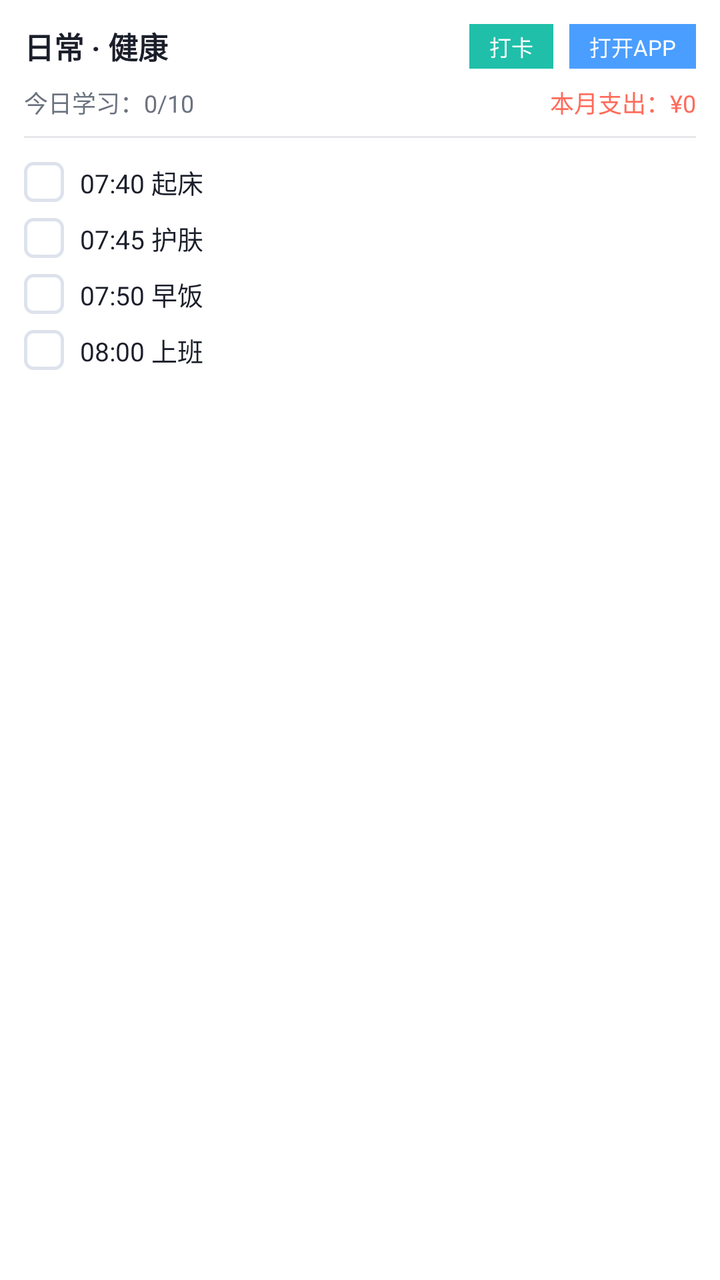
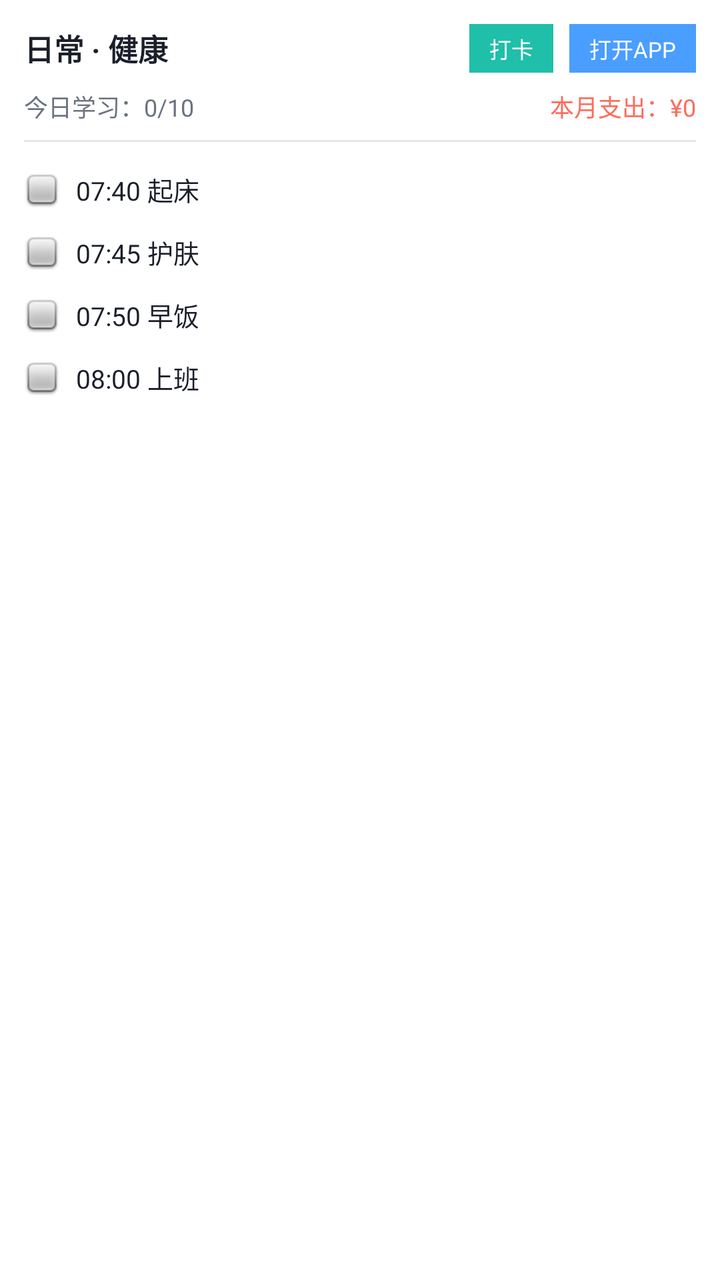

An Android layout rendered at two revisions. The XML below is the earlier revision; the diff shows what the commit changed to produce the second picture.
<!-- AndroidManifest.xml: application theme Theme.AppCompat.Light.NoActionBar -->
<!-- res/layout/widget_health_card.xml -->
<?xml version="1.0" encoding="utf-8"?>
<LinearLayout xmlns:android="http://schemas.android.com/apk/res/android"
    android:layout_width="match_parent"
    android:layout_height="match_parent"
    android:background="#FFFFFF"
    android:padding="12dp"
    android:orientation="vertical">

    
    <LinearLayout
        android:layout_width="match_parent"
        android:layout_height="wrap_content"
        android:orientation="horizontal"
        android:gravity="center_vertical">
        
        <TextView
            android:layout_width="0dp"
            android:layout_weight="1"
            android:layout_height="wrap_content"
            android:text="日常 · 健康"
            android:textColor="#1B1F2A"
            android:textSize="15sp"
            android:textStyle="bold" />

        <TextView
            android:id="@+id/widget_btn_checkin"
            android:layout_width="wrap_content"
            android:layout_height="wrap_content"
            android:text="打卡"
            android:background="#1FBFA9"
            android:paddingLeft="10dp"
            android:paddingRight="10dp"
            android:paddingTop="3dp"
            android:paddingBottom="3dp"
            android:textColor="#FFFFFF"
            android:textSize="11sp"
            android:layout_marginRight="8dp"/>
            
        <TextView
            android:id="@+id/widget_btn_open_app"
            android:layout_width="wrap_content"
            android:layout_height="wrap_content"
            android:text="打开APP"
            android:background="#4A9EFF"
            android:paddingLeft="10dp"
            android:paddingRight="10dp"
            android:paddingTop="3dp"
            android:paddingBottom="3dp"
            android:textColor="#FFFFFF"
            android:textSize="11sp" />
    </LinearLayout>

    
    <LinearLayout
        android:layout_width="match_parent"
        android:layout_height="wrap_content"
        android:orientation="horizontal"
        android:layout_marginTop="8dp">
        <TextView
            android:id="@+id/widget_progress"
            android:layout_width="0dp"
            android:layout_weight="1"
            android:layout_height="wrap_content"
            android:text="今日学习：0/10"
            android:textColor="#6b7280"
            android:textSize="12sp" />
        <TextView
            android:id="@+id/widget_expense"
            android:layout_width="wrap_content"
            android:layout_height="wrap_content"
            android:text="本月支出：¥0"
            android:textColor="#FF6B5B"
            android:textSize="12sp" />
    </LinearLayout>

    <View
        android:layout_width="match_parent"
        android:layout_height="1dp"
        android:background="#E5E7EB"
        android:layout_marginTop="8dp"
        android:layout_marginBottom="8dp" />

    
    <LinearLayout
        android:id="@+id/widget_item_1_layout"
        android:layout_width="match_parent"
        android:layout_height="wrap_content"
        android:orientation="horizontal"
        android:gravity="center_vertical"
        android:paddingTop="4dp"
        android:paddingBottom="4dp">
        <ImageView
            android:id="@+id/widget_item_1_check"
            android:layout_width="20dp"
            android:layout_height="20dp"
            android:src="@drawable/widget_checkbox_bg" />
        <TextView
            android:id="@+id/widget_item_1_text"
            android:layout_width="0dp"
            android:layout_weight="1"
            android:layout_height="wrap_content"
            android:layout_marginLeft="8dp"
            android:text="07:40 起床"
            android:textColor="#1B1F2A"
            android:textSize="13sp" />
    </LinearLayout>

    
    <LinearLayout
        android:id="@+id/widget_item_2_layout"
        android:layout_width="match_parent"
        android:layout_height="wrap_content"
        android:orientation="horizontal"
        android:gravity="center_vertical"
        android:paddingTop="4dp"
        android:paddingBottom="4dp">
        <ImageView
            android:id="@+id/widget_item_2_check"
            android:layout_width="20dp"
            android:layout_height="20dp"
            android:src="@drawable/widget_checkbox_bg" />
        <TextView
            android:id="@+id/widget_item_2_text"
            android:layout_width="0dp"
            android:layout_weight="1"
            android:layout_height="wrap_content"
            android:layout_marginLeft="8dp"
            android:text="07:45 护肤"
            android:textColor="#1B1F2A"
            android:textSize="13sp" />
    </LinearLayout>

    
    <LinearLayout
        android:id="@+id/widget_item_3_layout"
        android:layout_width="match_parent"
        android:layout_height="wrap_content"
        android:orientation="horizontal"
        android:gravity="center_vertical"
        android:paddingTop="4dp"
        android:paddingBottom="4dp">
        <ImageView
            android:id="@+id/widget_item_3_check"
            android:layout_width="20dp"
            android:layout_height="20dp"
            android:src="@drawable/widget_checkbox_bg" />
        <TextView
            android:id="@+id/widget_item_3_text"
            android:layout_width="0dp"
            android:layout_weight="1"
            android:layout_height="wrap_content"
            android:layout_marginLeft="8dp"
            android:text="07:50 早饭"
            android:textColor="#1B1F2A"
            android:textSize="13sp" />
    </LinearLayout>

    
    <LinearLayout
        android:id="@+id/widget_item_4_layout"
        android:layout_width="match_parent"
        android:layout_height="wrap_content"
        android:orientation="horizontal"
        android:gravity="center_vertical"
        android:paddingTop="4dp"
        android:paddingBottom="4dp">
        <ImageView
            android:id="@+id/widget_item_4_check"
            android:layout_width="20dp"
            android:layout_height="20dp"
            android:src="@drawable/widget_checkbox_bg" />
        <TextView
            android:id="@+id/widget_item_4_text"
            android:layout_width="0dp"
            android:layout_weight="1"
            android:layout_height="wrap_content"
            android:layout_marginLeft="8dp"
            android:text="08:00 上班"
            android:textColor="#1B1F2A"
            android:textSize="13sp" />
    </LinearLayout>
</LinearLayout>
<!-- resources referenced by this layout -->
<resources>
  <!-- drawable widget_checkbox_bg (drawable) -->
  <?xml version="1.0" encoding="utf-8"?>
  <shape xmlns:android="http://schemas.android.com/apk/res/android"
      android:shape="rectangle">
      <solid android:color="#FFFFFF" />
      <stroke android:width="1.5dp" android:color="#DDE2EC" />
      <corners android:radius="4dp" />
  </shape>
</resources>

<!-- the commit's change to res/layout/widget_health_card.xml (unified diff, before → after) -->
@@ -30,8 +30,8 @@
             android:background="#1FBFA9"
             android:paddingLeft="10dp"
             android:paddingRight="10dp"
-            android:paddingTop="3dp"
-            android:paddingBottom="3dp"
+            android:paddingTop="4dp"
+            android:paddingBottom="4dp"
             android:textColor="#FFFFFF"
             android:textSize="11sp"
             android:layout_marginRight="8dp"/>
@@ -44,8 +44,8 @@
             android:background="#4A9EFF"
             android:paddingLeft="10dp"
             android:paddingRight="10dp"
-            android:paddingTop="3dp"
-            android:paddingBottom="3dp"
+            android:paddingTop="4dp"
+            android:paddingBottom="4dp"
             android:textColor="#FFFFFF"
             android:textSize="11sp" />
     </LinearLayout>
@@ -73,7 +73,8 @@
             android:textSize="12sp" />
     </LinearLayout>
 
-    <View
+    
+    <TextView
         android:layout_width="match_parent"
         android:layout_height="1dp"
         android:background="#E5E7EB"
@@ -87,13 +88,13 @@
         android:layout_height="wrap_content"
         android:orientation="horizontal"
         android:gravity="center_vertical"
-        android:paddingTop="4dp"
-        android:paddingBottom="4dp">
+        android:paddingTop="6dp"
+        android:paddingBottom="6dp">
         <ImageView
             android:id="@+id/widget_item_1_check"
-            android:layout_width="20dp"
-            android:layout_height="20dp"
-            android:src="@drawable/widget_checkbox_bg" />
+            android:layout_width="18dp"
+            android:layout_height="18dp"
+            android:src="@android:drawable/checkbox_off_background" />
         <TextView
             android:id="@+id/widget_item_1_text"
             android:layout_width="0dp"
@@ -112,13 +113,13 @@
         android:layout_height="wrap_content"
         android:orientation="horizontal"
         android:gravity="center_vertical"
-        android:paddingTop="4dp"
-        android:paddingBottom="4dp">
+        android:paddingTop="6dp"
+        android:paddingBottom="6dp">
         <ImageView
             android:id="@+id/widget_item_2_check"
-            android:layout_width="20dp"
-            android:layout_height="20dp"
-            android:src="@drawable/widget_checkbox_bg" />
+            android:layout_width="18dp"
+            android:layout_height="18dp"
+            android:src="@android:drawable/checkbox_off_background" />
         <TextView
             android:id="@+id/widget_item_2_text"
             android:layout_width="0dp"
@@ -137,13 +138,13 @@
         android:layout_height="wrap_content"
         android:orientation="horizontal"
         android:gravity="center_vertical"
-        android:paddingTop="4dp"
-        android:paddingBottom="4dp">
+        android:paddingTop="6dp"
+        android:paddingBottom="6dp">
         <ImageView
             android:id="@+id/widget_item_3_check"
-            android:layout_width="20dp"
-            android:layout_height="20dp"
-            android:src="@drawable/widget_checkbox_bg" />
+            android:layout_width="18dp"
+            android:layout_height="18dp"
+            android:src="@android:drawable/checkbox_off_background" />
         <TextView
             android:id="@+id/widget_item_3_text"
             android:layout_width="0dp"
@@ -162,13 +163,13 @@
         android:layout_height="wrap_content"
         android:orientation="horizontal"
         android:gravity="center_vertical"
-        android:paddingTop="4dp"
-        android:paddingBottom="4dp">
+        android:paddingTop="6dp"
+        android:paddingBottom="6dp">
         <ImageView
             android:id="@+id/widget_item_4_check"
-            android:layout_width="20dp"
-            android:layout_height="20dp"
-            android:src="@drawable/widget_checkbox_bg" />
+            android:layout_width="18dp"
+            android:layout_height="18dp"
+            android:src="@android:drawable/checkbox_off_background" />
         <TextView
             android:id="@+id/widget_item_4_text"
             android:layout_width="0dp"
<!-- resource entries referenced after the edit -->
@@ -1,12 +1,5 @@
 <!-- resources referenced by this layout -->
 <resources>
-  <!-- drawable widget_checkbox_bg (drawable) -->
-  <?xml version="1.0" encoding="utf-8"?>
-  <shape xmlns:android="http://schemas.android.com/apk/res/android"
-      android:shape="rectangle">
-      <solid android:color="#FFFFFF" />
-      <stroke android:width="1.5dp" android:color="#DDE2EC" />
-      <corners android:radius="4dp" />
-  </shape>
+
 </resources>
 
